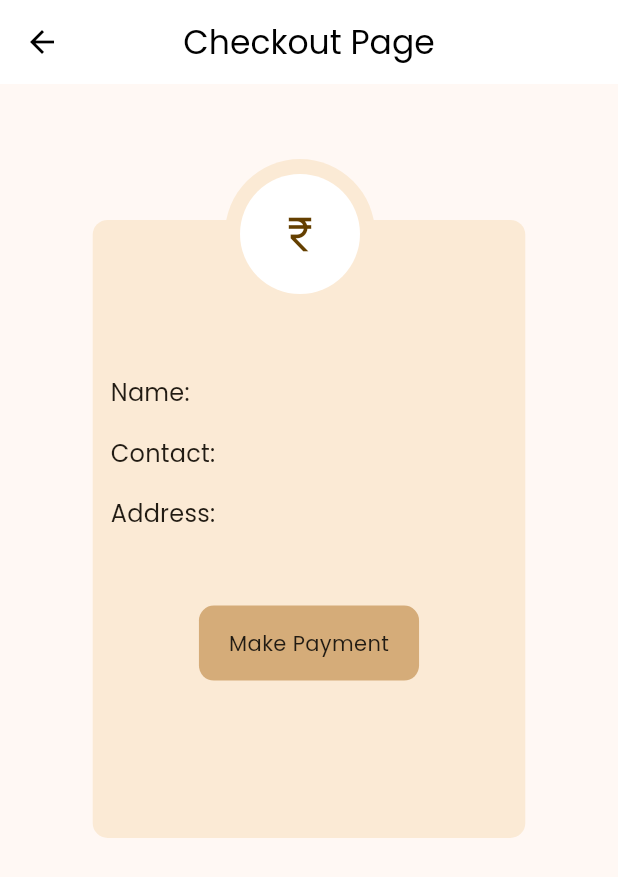
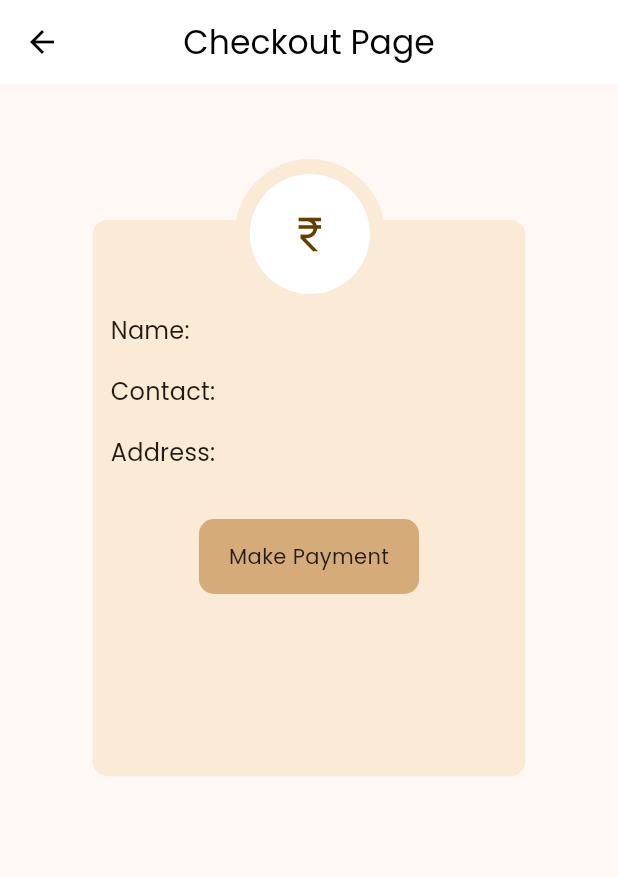
Before and after one commit to aashish0703/Fashion-Find, a Flutter app: the CheckoutPage screen opened by its route, on a phone screen of 412 x 824 dp. Shown: the top 877 px of the screen. Run offline on Flutter 3.47's test engine with Material 3 defaults, Android fonts, the light colour scheme and no system bars; our stand-ins replace carousel_slider, cloud_firestore, equatable, firebase_auth, firebase_core, flutter_bloc and 3 more; missing offline and left inert: razorpay_flutter; accounts and stored records are empty.

Commit message:
navigation bar routing fix

```diff
--- a/lib/bloc/bloc_orders/orders_bloc.dart
+++ b/lib/bloc/bloc_orders/orders_bloc.dart
@@ -48,7 +48,7 @@
 
       var options = {
         'key': 'rzp_live_ILgsfZCZoFIKMb',
-        'amount': event.totalAmount * 100,
+        'amount': (event.totalAmount * 100).toInt(),
         'name': "Fashion Find",
         'description': "Payment for order",
         'prefill': {
--- a/lib/repository/orders_repo.dart
+++ b/lib/repository/orders_repo.dart
@@ -36,7 +36,7 @@
 
     await docRef.update({"id" : docRef.id});
 
-    clearCart(userId);
+    // clearCart(userId);
   }
 
   Future<void> clearCart(String userId) async {
--- a/lib/views/checkout_page/checkout_page.dart
+++ b/lib/views/checkout_page/checkout_page.dart
@@ -42,7 +42,7 @@
                 Center(
                     child: Container(
                       padding: const EdgeInsets.all(12),
-                      height: MediaQuery.of(context).size.height * 0.5,
+                      height: MediaQuery.of(context).size.height * 0.45,
                       width: MediaQuery.of(context).size.width * 0.7,
                       decoration: BoxDecoration(
                           borderRadius: BorderRadius.circular(10),
@@ -56,7 +56,7 @@
                           ),
                           const OrderDetailWidget(),
                           SizedBox(
-                            height: MediaQuery.of(context).size.height * 0.04,
+                            height: MediaQuery.of(context).size.height * 0.02,
                           ),
                           BlocBuilder<OrdersBloc, OrdersState>(
                             builder: (context, state) {
@@ -85,10 +85,10 @@
                 )
               ],
             ),
-            const Positioned(
+            Positioned(
               top: 50,
-              left: 150,
-              child: SizedBox(
+              left: MediaQuery.of(context).size.width*0.38,
+              child: const SizedBox(
                 child: CircleAvatar(
                   radius: 50,
                   backgroundColor: Color.fromRGBO(251, 234, 213, 1),
--- a/lib/views/checkout_page/widgets/user_detail_widget.dart
+++ b/lib/views/checkout_page/widgets/user_detail_widget.dart
@@ -33,13 +33,12 @@
                     return Column(
                       children: [
                         SizedBox(
-                          height: MediaQuery.of(context).size.height * 0.11,
+                          height: MediaQuery.of(context).size.height * 0.06,
                         ),
                         Row(
                           children: [
-                            Text("Name:",  style: Theme.of(context).textTheme.titleMedium,),
-                            SizedBox(width: MediaQuery.of(context).size.width*0.1,),
-                            Text(userData.name,  style: Theme.of(context).textTheme.titleMedium,)
+                            Expanded(child: Text("Name:",  style: Theme.of(context).textTheme.titleMedium,)),
+                            Expanded(child: Text(userData.name,  style: Theme.of(context).textTheme.titleMedium,))
                           ],
                         ),
                         SizedBox(
@@ -47,9 +46,8 @@
                         ),
                         Row(
                           children: [
-                            Text("Contact:",  style: Theme.of(context).textTheme.titleMedium,),
-                            SizedBox(width: MediaQuery.of(context).size.width*0.1,),
-                            Text(userData.contact,  style: Theme.of(context).textTheme.titleMedium,)
+                            Expanded(child: Text("Contact:",  style: Theme.of(context).textTheme.titleMedium,)),
+                            Expanded(child: Text(userData.contact,  style: Theme.of(context).textTheme.titleMedium,))
                           ],
                         ),
                         SizedBox(
@@ -57,9 +55,8 @@
                         ),
                         Row(
                           children: [
-                            Text("Address:",  style: Theme.of(context).textTheme.titleMedium,),
-                            SizedBox(width: MediaQuery.of(context).size.width*0.1,),
-                            Text(userData.primaryAddress,  style: Theme.of(context).textTheme.titleMedium,)
+                            Expanded(child: Text("Address:",  style: Theme.of(context).textTheme.titleMedium,)),
+                            Expanded(child: Text(userData.primaryAddress,  style: Theme.of(context).textTheme.titleMedium,))
                           ],
                         ),
                       ],
--- a/lib/views/shopping_cart/shopping_cart_page.dart
+++ b/lib/views/shopping_cart/shopping_cart_page.dart
@@ -31,7 +31,9 @@
   @override
   Widget build(BuildContext context) {
     print("Build called");
-    return Scaffold(
+    return PopScope(
+      canPop: false,
+      child: Scaffold(
         appBar: AppBar(
           title: const Text("Shopping Cart"),
         ),
@@ -227,6 +229,7 @@
             ),
           ),
         ),
+      ),
     );
   }
 
```
Also changed, not shown: lib/views/checkout_page/widgets/order_detail_widget.dart (+13 -11 lines), lib/views/landing_page.dart (+15 -2 lines), lib/views/user_account_page.dart (+0 -8 lines), lib/views/wishlist_page.dart (+4 -3 lines), 250 other files. Lines whose indentation alone changed are shown as unchanged.
